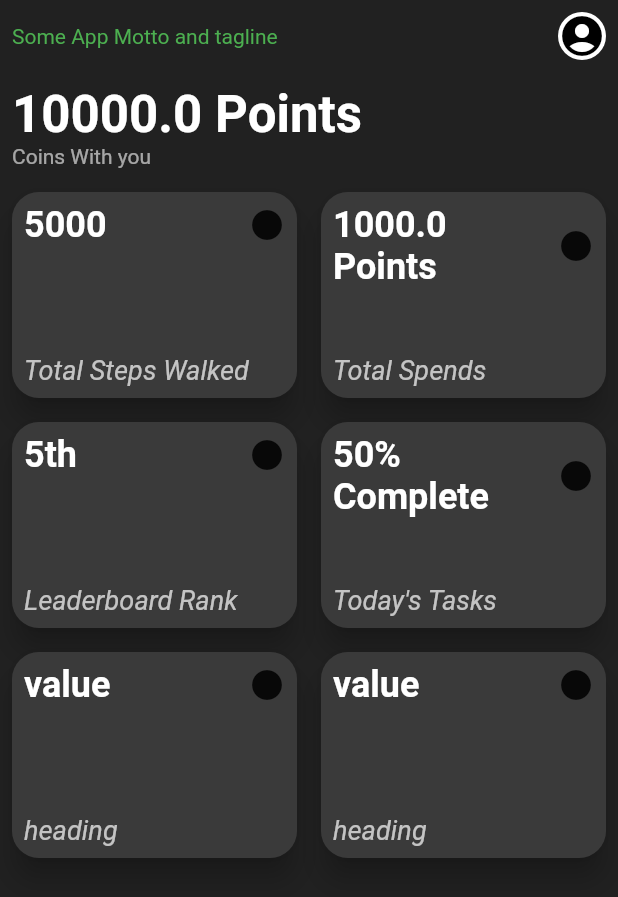
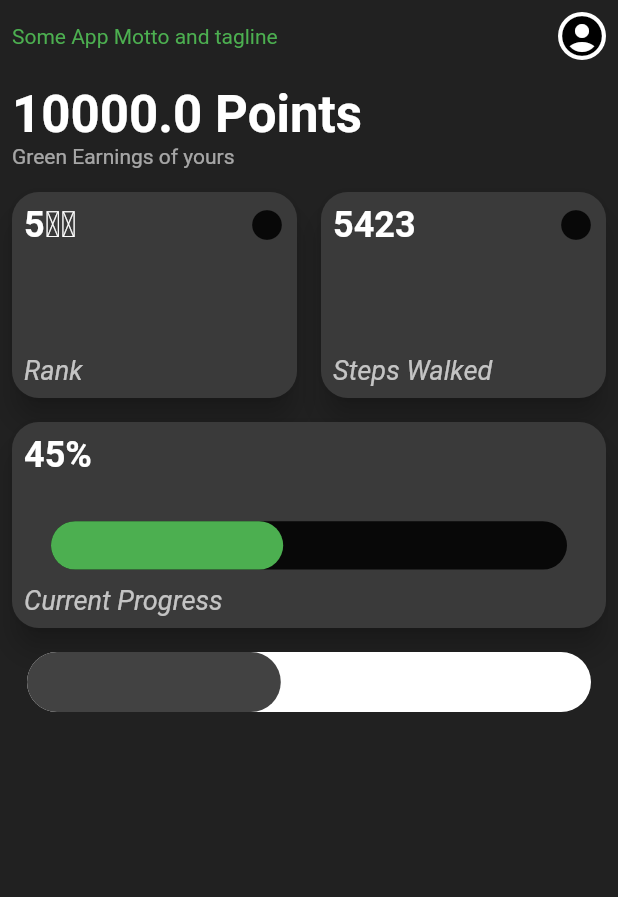
Before and after one commit to himanshu-dxm/team_golf, a Flutter app: the GamesDashboard screen opened directly, on a phone screen of 412 x 824 dp. Shown: the top 897 px of the screen. Run offline on Flutter 3.47's test engine with Material 2 defaults, Android fonts, the phone set to English and light mode, and no system bars; drawn by our look-alikes of percent_indicator; our stand-ins replace card_swiper, chewie, cloud_firestore, firebase_auth, firebase_core, flutter_svg and 5 more; missing offline and left inert: qr_code_scanner; accounts and stored records are empty; statements that could not run were skipped.

Commit message:
Games Progress Bar added

```diff
--- a/lib/screens/gamesDashboard/components/focusText.dart
+++ b/lib/screens/gamesDashboard/components/focusText.dart
@@ -27,7 +27,7 @@ class FocusText extends StatelessWidget {
         Container(
           padding: const EdgeInsets.symmetric(horizontal: 8),
           child: const Text(
-            'Coins With you',
+            'Green Earnings of yours',
             style: TextStyle(color: Colors.white60),
           ),
         ),
--- a/lib/screens/gamesDashboard/gamesDashboard.dart
+++ b/lib/screens/gamesDashboard/gamesDashboard.dart
@@ -1,5 +1,6 @@
 import 'package:flutter/material.dart';
 import 'package:get/get.dart';
+import 'package:percent_indicator/linear_percent_indicator.dart';
 import 'package:sih_team_golf/screens/gamesDashboard/leaderboard.dart';
 
 
@@ -70,38 +71,6 @@ class _GamesDashboardState extends State<GamesDashboard> {
                   mainAxisSize: MainAxisSize.max,
                   mainAxisAlignment: MainAxisAlignment.spaceAround,
                   children: [
-                    TopCard(
-                        value: '5000',
-                        heading: 'Total Steps Walked'
-                    ),
-
-                    TopCard(
-                        value: '${_totalCoinsSpent} Points',
-                        heading: 'Total Spends'
-                    ),
-                  ],
-                ),
-
-                Row(
-                  mainAxisSize: MainAxisSize.min,
-                  mainAxisAlignment: MainAxisAlignment.spaceAround,
-                  children: [
-                    TopCard(
-                        value: '5th',
-                        heading: 'Leaderboard Rank'
-                    ),
-
-                    TopCard(
-                        value: '50% Complete',
-                        heading: 'Today\'s Tasks'
-                    ),
-                  ],
-                ),
-
-                Row(
-                  mainAxisSize: MainAxisSize.max,
-                  mainAxisAlignment: MainAxisAlignment.spaceAround,
-                  children: [
                     Expanded(
                       child: GestureDetector(
                         onTap: () {
@@ -132,7 +101,7 @@ class _GamesDashboardState extends State<GamesDashboard> {
                                   children: [
                                     Expanded(
                                       child: Text(
-                                        "value",
+                                        "5\u1d57\u02b0",
                                         overflow: TextOverflow.ellipsis,
                                         maxLines: 2,
                                         // '5M CO\u2082eq',
@@ -149,7 +118,7 @@ class _GamesDashboardState extends State<GamesDashboard> {
                                   height: 2,
                                 ),
                                 Text(
-                                  "heading",
+                                  "Rank",
                                   // 'Savings',
                                   style: TextStyle(
                                       color: Colors.white70,
@@ -188,7 +157,7 @@ class _GamesDashboardState extends State<GamesDashboard> {
                                 mainAxisAlignment: MainAxisAlignment.spaceBetween,
                                 children: [
                                   Text(
-                                    "value",
+                                    "5423 ",
                                     overflow: TextOverflow.ellipsis,
                                     maxLines: 2,
                                     // '5M CO\u2082eq',
@@ -204,7 +173,7 @@ class _GamesDashboardState extends State<GamesDashboard> {
                                 height: 2,
                               ),
                               Text(
-                                "heading",
+                                "Steps Walked",
                                 // 'Savings',
                                 style: TextStyle(
                                     color: Colors.white70,
@@ -219,104 +188,107 @@ class _GamesDashboardState extends State<GamesDashboard> {
                   ],
                 ),
 
-
-
-                // TODO : Horizontal Scroll Design
-                // CenterCards(),
-
-
-                // Transactions and View more Row
-
-                /*
-
-                Column(
-                  mainAxisAlignment: MainAxisAlignment.center,
-                  children: [
-
-                    // Heading
                 Container(
+                  child: GestureDetector(
+                    onTap: () {
+                      Get.to(()=>LeaderBoardScreen());
+                    },
+                    child: Card(
                       margin: const EdgeInsets.all(8),
+                      elevation: 8,
+                      shape: RoundedRectangleBorder(
+                          borderRadius: BorderRadius.circular(18)),
+                      // color: Colors.white12,
+                      color: Colors.grey[800],
+                      clipBehavior: Clip.antiAlias,
+                      child: Container(
+                        // width: double.infinity,
+                        height: MediaQuery.of(context).size.height / 6,
+                        decoration: const BoxDecoration(
+                            color: Colors.black12
+                        ),
                         padding: const EdgeInsets.all(8),
-                      child: Row(
+                        child: Column(
+                          crossAxisAlignment: CrossAxisAlignment.start,
                           mainAxisAlignment: MainAxisAlignment.spaceBetween,
                           children: [
-                          Text(
-                            "Products Bought",
+                            Expanded(
+                              child: Text(
+                                "45%",
+                                overflow: TextOverflow.ellipsis,
+                                maxLines: 2,
+                                // '5M CO\u2082eq',
                                 style: TextStyle(
-                                fontWeight: FontWeight.bold,
-                                fontSize: 20,
-                                color: Colors.white
+                                    color: Colors.white,
+                                    fontSize: 24,
+                                    fontWeight: FontWeight.bold),
                               ),
                             ),
-                          SizedBox(width: 8,),
-                          Container(
-                            padding: EdgeInsets.all(4),
-                            decoration: BoxDecoration(
-                              border: Border.all(
-                                  width: 1,
-                                color: Colors.white
+                            SizedBox(
+                              height: 2,
                             ),
-                              borderRadius: BorderRadius.all(Radius.circular(10))
-
-                            ),
-                            child: Text(
-                              "View more",
-                              style: TextStyle(
-                                fontSize: 14,
-                                color: Colors.white
+                            Expanded(
+                                child: Container(
+                                  padding: EdgeInsets.all(8),
+                                  child: LinearPercentIndicator(
+                                    lineHeight: 40,
+                                    percent :0.45,
+                                    progressColor: Colors.green,
+                                    backgroundColor: Colors.black87,
+                                    animation: true,
+                                    animationDuration: 1000,
+                                    barRadius: Radius.circular(30),
                                   ),
                                 ),
+                            ),
+                            SizedBox(height: 2,),
+                            Text(
+                              "Current Progress",
+                              // 'Savings',
+                              style: TextStyle(
+                                  color: Colors.white70,
+                                  fontSize: 18,
+                                  fontStyle: FontStyle.italic),
                             ),
                           ],
                         ),
                       ),
+                    ),
+                  ),
+                ),
+                /*
 
-                    const SizedBox(height: 8,),
-                    // List
-                    FutureBuilder<List<Product>>(
-                      builder: (context, snapshot) {
-                        if(snapshot.connectionState == ConnectionState.done) {
-                          if(snapshot.hasData) {
-
-                            // List<Product> product = snapshot.data as List<Product>;
-                            return ListView.builder(
-                              shrinkWrap: true,
-                              itemCount: snapshot.data!.length,
-                              itemBuilder: (c, index) {
-                                return Column(
+                Row(
+                  mainAxisSize: MainAxisSize.min,
+                  mainAxisAlignment: MainAxisAlignment.spaceAround,
                   children: [
-
-                                    TransactionCard(
-                                        carbonAmount: snapshot.data![index].totalCarbon,
-                                        title: snapshot.data![index].productName,
-                                        category: snapshot.data![index].description,
-                                        date: snapshot.data![index].weight.toString()
+                    TopCard(
+                        value: '5th',
+                        heading: 'Leaderboard Rank'
                     ),
 
-                                  ],
-                                );
-                              }
-                            );
-                          } else if (snapshot.hasError) {
-                            return Center(
-                              child: Text(snapshot.error.toString()),
-                            );
-                          } else {
-                            return Center(
-                              child: Text('Something Went Wrong!'),
-                            );
-                          }
-                        } else {
-                          return Center(
-                            child: CircularProgressIndicator(),
-                          );
-                        }
-                      }, future: controller.getTransaction()
+                    TopCard(
+                        value: '50% Complete',
+                        heading: 'Today\'s Tasks'
                     ),
                   ],
                 ),
 
                  */
+
+
+                Container(
+                  padding: EdgeInsets.all(8),
+                  child: LinearPercentIndicator(
+                    lineHeight: 40,
+                    percent :0.45,
+                    progressColor: Colors.grey[800],
+                    backgroundColor: Colors.white,
+                    animation: true,
+                    animationDuration: 1000,
+                    barRadius: Radius.circular(30),
+                  ),
+                ),
 
               ],
             ),
--- a/pubspec.yaml
+++ b/pubspec.yaml
@@ -51,6 +51,7 @@ dependencies:
   flutter_svg: ^2.0.7
   cloud_firestore: ^4.8.2
   webview_flutter: ^4.2.2
+  percent_indicator: ^4.2.3
 #  camera: ^0.10.5+2
 
 dev_dependencies:
```
Also changed, not shown: pubspec.lock. Lines whose indentation alone changed are shown as unchanged.
